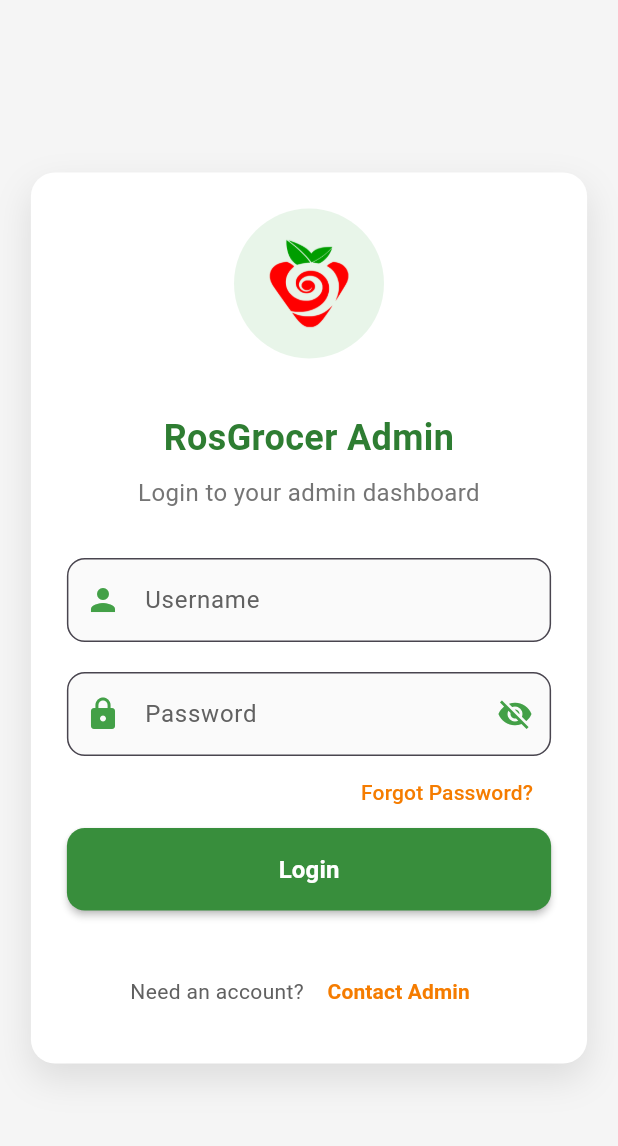
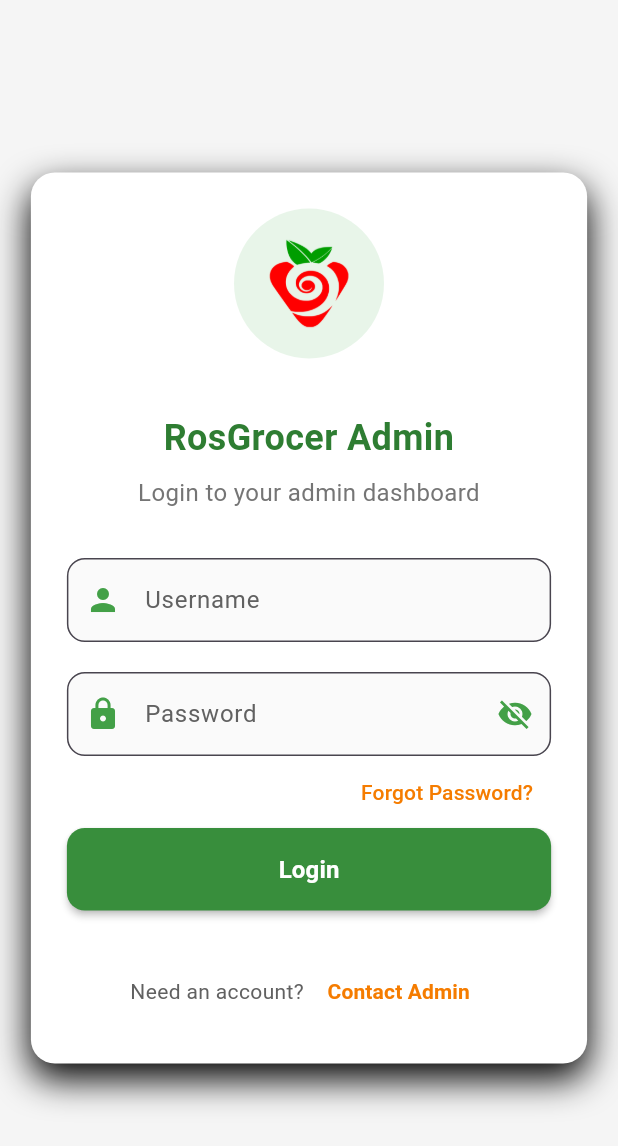
Before and after one commit to sm2irfan/backend, a Flutter app: the LoginPage screen opened by its route, on a phone screen of 412 x 824 dp. Shown: the top 1146 px of the screen. Run offline on Flutter 3.47's test engine with Material 3 defaults, Android fonts, the phone set to English and light mode, and no system bars; our stand-ins replace cached_network_image, equatable, flutter_bloc, sqflite, sqflite_common_ffi, supabase_flutter; accounts and stored records are empty.

Commit message:
fixed minor issue

```diff
--- a/lib/components/auth/login_page.dart
+++ b/lib/components/auth/login_page.dart
@@ -2,13 +2,13 @@ import 'package:flutter/material.dart';
 import 'auth_service.dart';
 
 class LoginPage extends StatefulWidget {
-  const LoginPage({Key? key}) : super(key: key);
+  const LoginPage({super.key});
 
   @override
-  _LoginPageState createState() => _LoginPageState();
+  LoginPageState createState() => LoginPageState();
 }
 
-class _LoginPageState extends State<LoginPage> {
+class LoginPageState extends State<LoginPage> {
   final _formKey = GlobalKey<FormState>();
   final _usernameController = TextEditingController();
   final _passwordController = TextEditingController();
@@ -68,7 +68,7 @@ class _LoginPageState extends State<LoginPage> {
               borderRadius: BorderRadius.circular(16),
               boxShadow: [
                 BoxShadow(
-                  color: Colors.black.withOpacity(0.1),
+                  color: Colors.black.withValues(),
                   blurRadius: 20,
                   offset: const Offset(0, 10),
                 ),
--- a/lib/components/common/app_drawer.dart
+++ b/lib/components/common/app_drawer.dart
@@ -39,7 +39,7 @@ class AppDrawer extends StatelessWidget {
                 Text(
                   'Welcome, Admin User',
                   style: TextStyle(
-                    color: Colors.white.withOpacity(0.8),
+                    color: Colors.white.withValues(),
                     fontSize: 14,
                   ),
                 ),
@@ -132,8 +132,7 @@ class AppDrawer extends StatelessWidget {
           fontWeight: isActive ? FontWeight.bold : FontWeight.normal,
         ),
       ),
-      tileColor:
-          isActive ? Theme.of(context).primaryColor.withOpacity(0.1) : null,
+      tileColor: isActive ? Theme.of(context).primaryColor.withValues() : null,
       onTap: onTap,
     );
   }
--- a/lib/components/product/product.dart
+++ b/lib/components/product/product.dart
@@ -1,6 +1,5 @@
 import 'package:flutter/material.dart';
 import 'package:flutter_bloc/flutter_bloc.dart';
-import 'package:supabase_flutter/supabase_flutter.dart';
 import 'package:equatable/equatable.dart';
 
 import '../../data/local_database.dart';
--- a/lib/components/product/product_table_desktop.dart
+++ b/lib/components/product/product_table_desktop.dart
@@ -1,6 +1,5 @@
 import 'package:flutter/material.dart';
 import 'product.dart';
-import 'editable_product_manager.dart';
 
 /// Desktop-specific implementation of product table
 class ProductTableDesktop {
--- a/lib/components/product/product_table_mobile.dart
+++ b/lib/components/product/product_table_mobile.dart
@@ -1,6 +1,5 @@
 import 'package:flutter/material.dart';
 import 'product.dart';
-import 'editable_product_manager.dart';
 
 /// Mobile-specific implementation of product table
 class ProductTableMobile {
--- a/lib/main.dart
+++ b/lib/main.dart
@@ -22,7 +22,7 @@ void main() async {
 }
 
 class MyApp extends StatelessWidget {
-  const MyApp({Key? key}) : super(key: key);
+  const MyApp({super.key});
 
   @override
   Widget build(BuildContext context) {
```
Also changed, not shown: lib/components/product/editable_product_manager.dart (+7 -8 lines), lib/components/product/product_table.dart (+3 -7 lines), lib/components/product/sync_products_button.dart (+10 -7 lines), lib/data/local_database.dart (+4 -11 lines).
